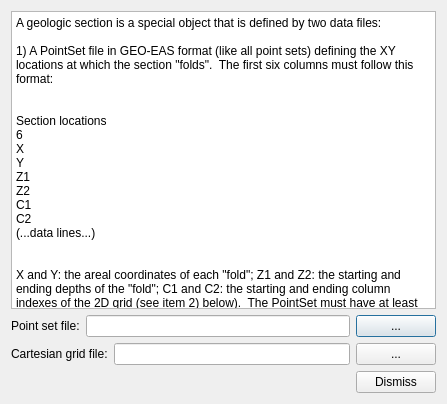
This is dialogs/sectiondialog.ui in PauloCarvalhoRJ/gammaray as Qt 5 draws it before an edit. The edited form follows.
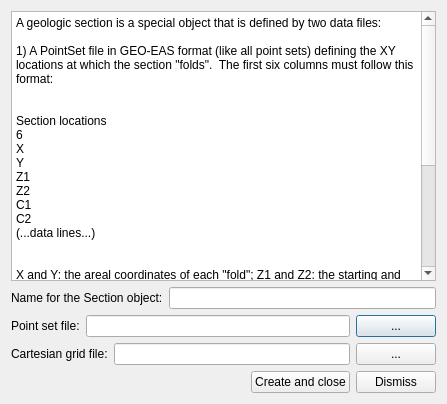
This is the edited form.

Commit message: SectionDialog: added functionality.

```diff
--- a/dialogs/sectiondialog.ui
+++ b/dialogs/sectiondialog.ui
@@ -26,7 +26,7 @@
       <enum>QFrame::Plain</enum>
      </property>
      <property name="verticalScrollBarPolicy">
-      <enum>Qt::ScrollBarAlwaysOff</enum>
+      <enum>Qt::ScrollBarAsNeeded</enum>
      </property>
      <property name="horizontalScrollBarPolicy">
       <enum>Qt::ScrollBarAlwaysOff</enum>
@@ -56,6 +56,23 @@
      </property>
     </widget>
    </item>
+   <item>
+    <layout class="QHBoxLayout" name="horizontalLayout_4">
+     <property name="topMargin">
+      <number>0</number>
+     </property>
+     <item>
+      <widget class="QLabel" name="label_3">
+       <property name="text">
+        <string>Name for the Section object:</string>
+       </property>
+      </widget>
+     </item>
+     <item>
+      <widget class="QLineEdit" name="txtName"/>
+     </item>
+    </layout>
+   </item>
    <item>
     <layout class="QHBoxLayout" name="horizontalLayout_2">
      <item>
@@ -113,6 +130,13 @@
        </property>
       </spacer>
      </item>
+     <item>
+      <widget class="QPushButton" name="btnCreate">
+       <property name="text">
+        <string>Create and close</string>
+       </property>
+      </widget>
+     </item>
      <item>
       <widget class="QPushButton" name="btnDismiss">
        <property name="text">
```
Left out of the diff: 33 changed lines with no effect on the pictures. The commit also changes 2 other files.
